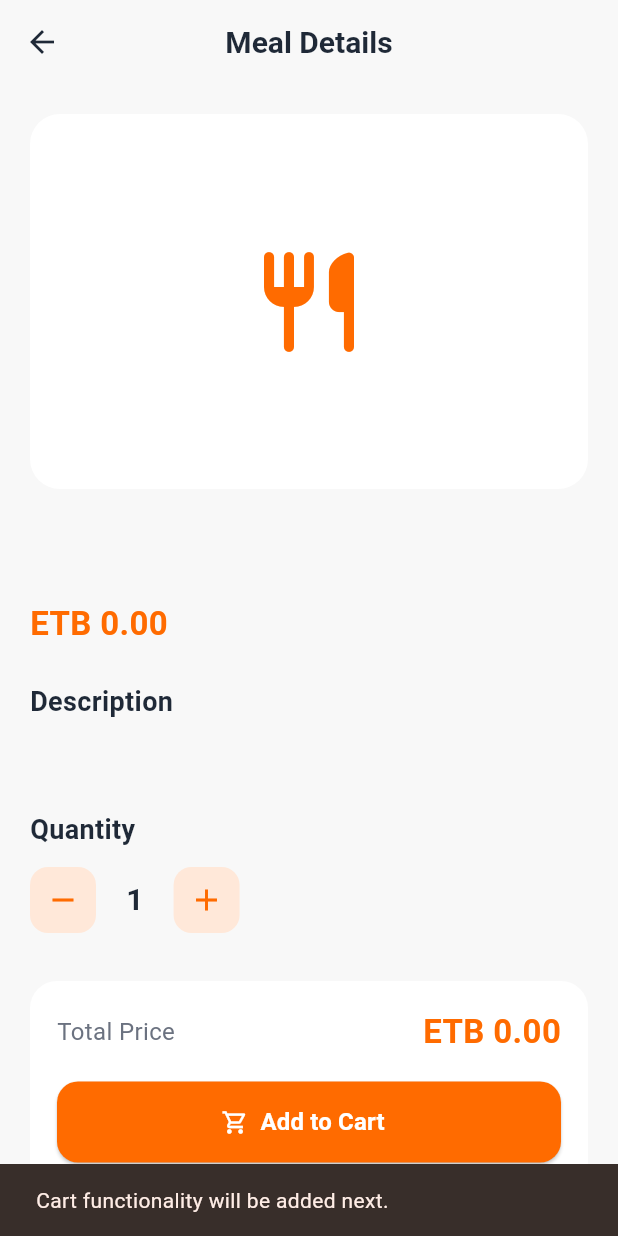
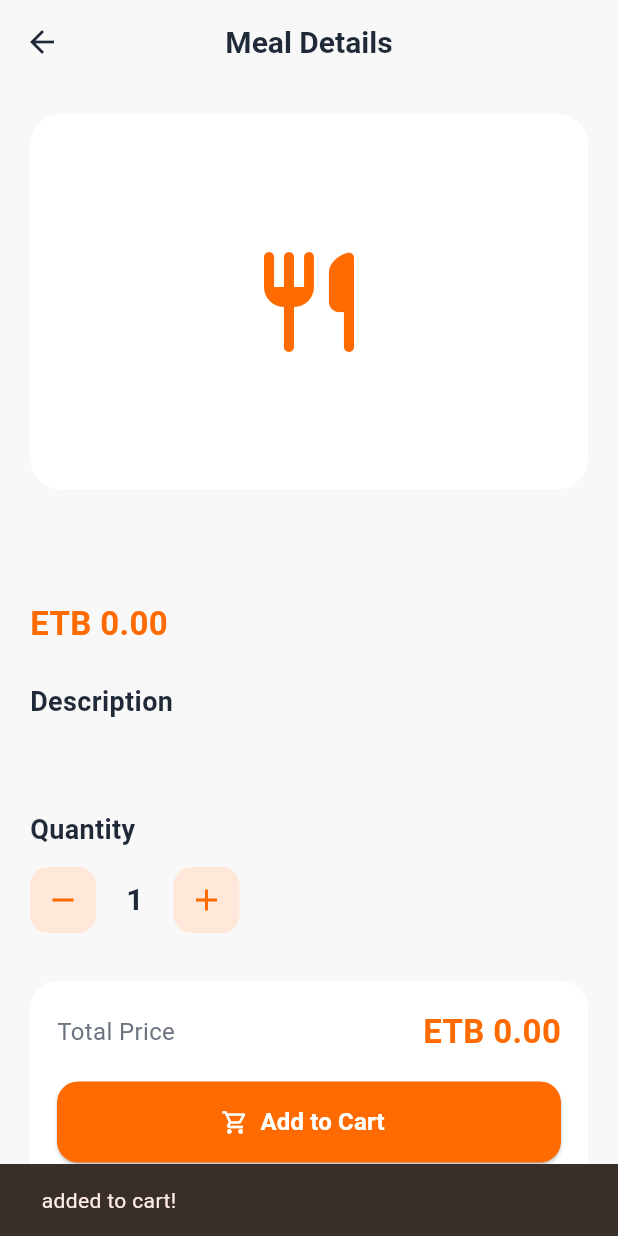
Before and after one commit to Dave24-kal/TastyBite_FullStack, a Flutter app: the MealDetailsScreen screen opened directly with empty values, after a tap on "Add to Cart", on a phone screen of 412 x 824 dp. Run offline on Flutter 3.47's test engine with Material 3 defaults, Android fonts, the phone set to English and light mode, and no system bars; our stand-ins replace flutter_secure_storage, shared_preferences; accounts and stored records are empty.

Commit message:
add to cart working

```diff
--- a/frontend/restourant_app/lib/core/config/api_config.dart
+++ b/frontend/restourant_app/lib/core/config/api_config.dart
@@ -1,3 +1,3 @@
 class ApiConfig {
- static const String baseUrl = 'http://192.168.137.97:8000';
+ static const String baseUrl = 'http://192.168.137.164:8000';
 }
--- a/frontend/restourant_app/lib/main.dart
+++ b/frontend/restourant_app/lib/main.dart
@@ -5,6 +5,7 @@ import 'core/theme/app_theme.dart';
 import 'providers/auth_provider.dart';
 import 'providers/food_provider.dart';
 import 'screens/Splash/splash_screen.dart';
+import 'providers/cart_provider.dart';
 
 Future<void> main() async {
   WidgetsFlutterBinding.ensureInitialized();
@@ -16,6 +17,9 @@ Future<void> main() async {
       ),
       ChangeNotifierProvider(
         create: (_) => FoodProvider(),
+      ),
+      ChangeNotifierProvider(
+        create: (_) => CartProvider(),
       ),
     ],
     child: const RestourantApp(),
--- a/frontend/restourant_app/lib/screens/features/meal_details_screen.dart
+++ b/frontend/restourant_app/lib/screens/features/meal_details_screen.dart
@@ -1,6 +1,8 @@
 import 'package:flutter/material.dart';
+import 'package:provider/provider.dart';
 
 import '../../core/theme/app_colors.dart';
+import '../../providers/cart_provider.dart';
 
 class MealDetailsScreen extends StatefulWidget {
   final Map<String, dynamic> meal;
@@ -233,10 +235,15 @@ class _MealDetailsScreenState extends State<MealDetailsScreen> {
 
                     child: ElevatedButton.icon(
                       onPressed: () {
+  context.read<CartProvider>().addToCart(
+    meal: widget.meal,
+    quantity: _quantity,
+  );
+
   ScaffoldMessenger.of(context).showSnackBar(
-                          const SnackBar(
+    SnackBar(
       content: Text(
-                              'Cart functionality will be added next.',
+        '${widget.meal['name']} added to cart!',
       ),
     ),
   );
```
Lines whose indentation alone changed are shown as unchanged.
